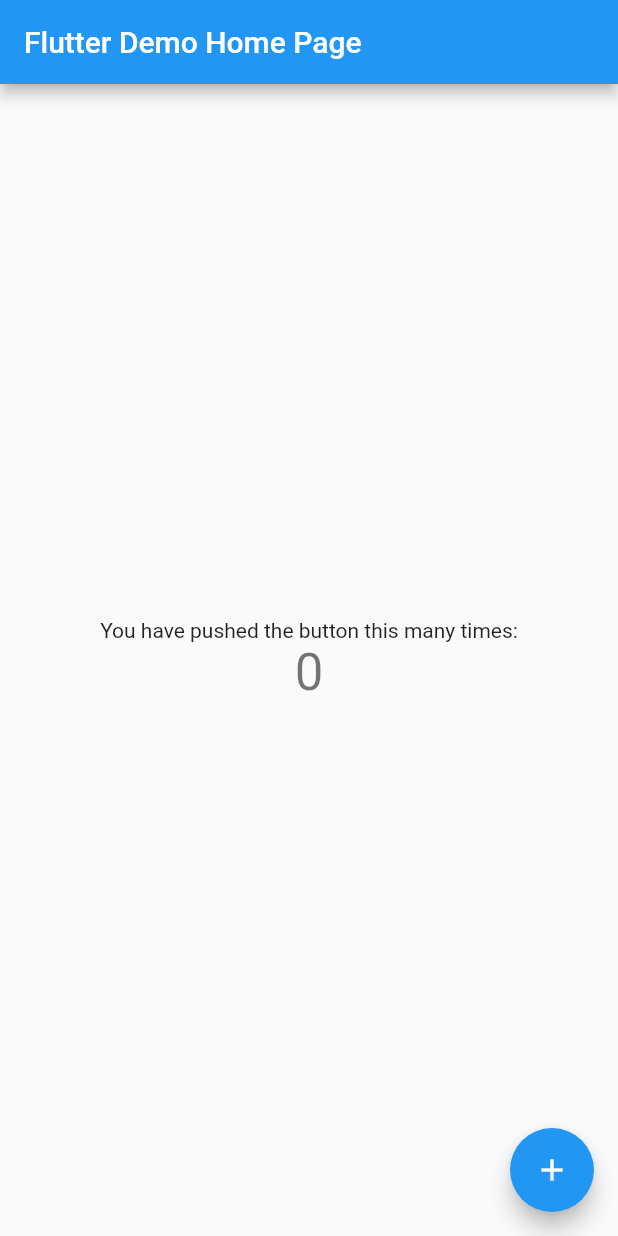
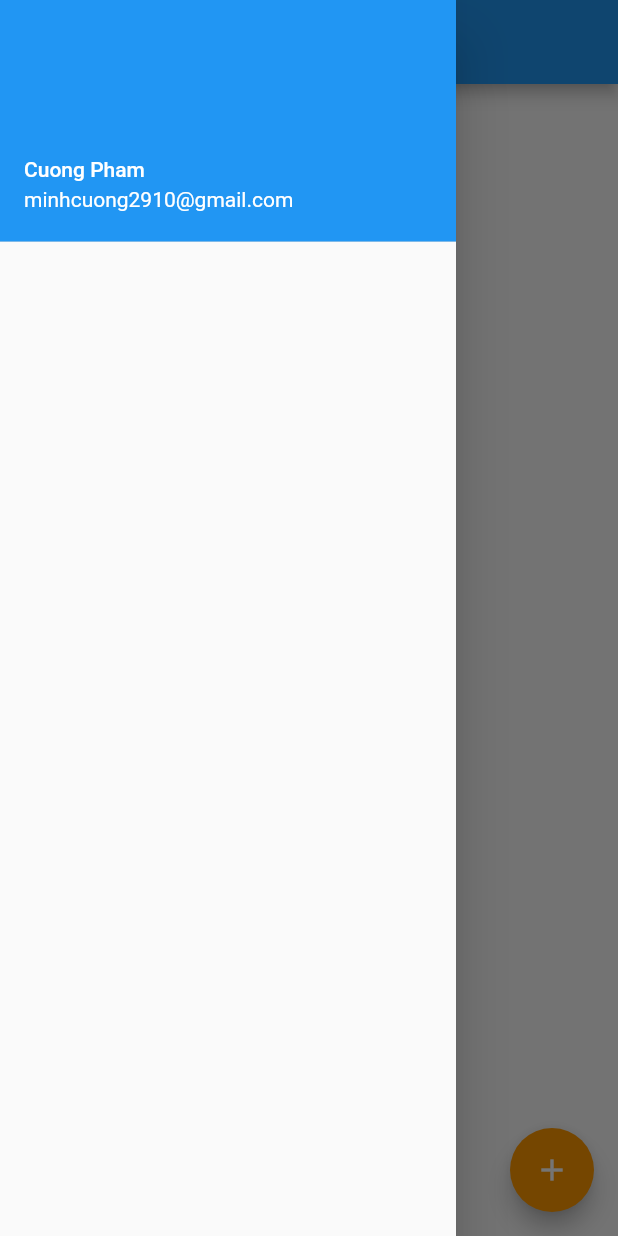
Before and after one commit to cuongpm/flutter-todo, a Flutter app: the screen it shows after launch, with the side drawer open (before the commit the screen has no drawer), on a phone screen of 412 x 824 dp. Run offline on Flutter 3.47's test engine with Material 2 defaults, Android fonts, the phone set to English and light mode, and no system bars.

Commit message:
WIP: Home page and side drawer

```diff
--- a/lib/main.dart
+++ b/lib/main.dart
@@ -1,111 +1,19 @@
 import 'package:flutter/material.dart';
+import 'package:flutter_todo/ui/home/home.dart';
 
 void main() => runApp(MyApp());
 
 class MyApp extends StatelessWidget {
-  // This widget is the root of your application.
   @override
   Widget build(BuildContext context) {
     return MaterialApp(
+      debugShowCheckedModeBanner: false,
       title: 'Flutter Demo',
       theme: ThemeData(
-        // This is the theme of your application.
-        //
-        // Try running your application with "flutter run". You'll see the
-        // application has a blue toolbar. Then, without quitting the app, try
-        // changing the primarySwatch below to Colors.green and then invoke
-        // "hot reload" (press "r" in the console where you ran "flutter run",
-        // or simply save your changes to "hot reload" in a Flutter IDE).
-        // Notice that the counter didn't reset back to zero; the application
-        // is not restarted.
-        primarySwatch: Colors.blue,
+        accentColor: Colors.orange,
+        primaryColor: Colors.blue,
       ),
-      home: MyHomePage(title: 'Flutter Demo Home Page'),
+      home: HomePage(),
     );
   }
 }
-
-class MyHomePage extends StatefulWidget {
-  MyHomePage({Key key, this.title}) : super(key: key);
-
-  // This widget is the home page of your application. It is stateful, meaning
-  // that it has a State object (defined below) that contains fields that affect
-  // how it looks.
-
-  // This class is the configuration for the state. It holds the values (in this
-  // case the title) provided by the parent (in this case the App widget) and
-  // used by the build method of the State. Fields in a Widget subclass are
-  // always marked "final".
-
-  final String title;
-
-  @override
-  _MyHomePageState createState() => _MyHomePageState();
-}
-
-class _MyHomePageState extends State<MyHomePage> {
-  int _counter = 0;
-
-  void _incrementCounter() {
-    setState(() {
-      // This call to setState tells the Flutter framework that something has
-      // changed in this State, which causes it to rerun the build method below
-      // so that the display can reflect the updated values. If we changed
-      // _counter without calling setState(), then the build method would not be
-      // called again, and so nothing would appear to happen.
-      _counter++;
-    });
-  }
-
-  @override
-  Widget build(BuildContext context) {
-    // This method is rerun every time setState is called, for instance as done
-    // by the _incrementCounter method above.
-    //
-    // The Flutter framework has been optimized to make rerunning build methods
-    // fast, so that you can just rebuild anything that needs updating rather
-    // than having to individually change instances of widgets.
-    return Scaffold(
-      appBar: AppBar(
-        // Here we take the value from the MyHomePage object that was created by
-        // the App.build method, and use it to set our appbar title.
-        title: Text(widget.title),
-      ),
-      body: Center(
-        // Center is a layout widget. It takes a single child and positions it
-        // in the middle of the parent.
-        child: Column(
-          // Column is also layout widget. It takes a list of children and
-          // arranges them vertically. By default, it sizes itself to fit its
-          // children horizontally, and tries to be as tall as its parent.
-          //
-          // Invoke "debug painting" (press "p" in the console, choose the
-          // "Toggle Debug Paint" action from the Flutter Inspector in Android
-          // Studio, or the "Toggle Debug Paint" command in Visual Studio Code)
-          // to see the wireframe for each widget.
-          //
-          // Column has various properties to control how it sizes itself and
-          // how it positions its children. Here we use mainAxisAlignment to
-          // center the children vertically; the main axis here is the vertical
-          // axis because Columns are vertical (the cross axis would be
-          // horizontal).
-          mainAxisAlignment: MainAxisAlignment.center,
-          children: <Widget>[
-            Text(
-              'You have pushed the button this many times:',
-            ),
-            Text(
-              '$_counter',
-              style: Theme.of(context).textTheme.display1,
-            ),
-          ],
-        ),
-      ),
-      floatingActionButton: FloatingActionButton(
-        onPressed: _incrementCounter,
-        tooltip: 'Increment',
-        child: Icon(Icons.add),
-      ), // This trailing comma makes auto-formatting nicer for build methods.
-    );
-  }
-}
--- a/lib/ui/home/home.dart
+++ b/lib/ui/home/home.dart
@@ -0,0 +1,21 @@
+import 'package:flutter/material.dart';
+import 'package:flutter_todo/ui/home/side_drawer.dart';
+
+class HomePage extends StatelessWidget {
+
+  @override
+  Widget build(BuildContext context) {
+    return Scaffold(
+      appBar: AppBar(
+        title: Text("Today")
+      ),
+      floatingActionButton: FloatingActionButton(
+        child: Icon(
+          Icons.add,
+          color: Colors.white,
+        )
+      ),
+      drawer: SideDrawer()
+    );
+  }
+}
--- /dev/null
+++ b/lib/ui/home/side_drawer.dart
@@ -0,0 +1,19 @@
+import 'package:flutter/material.dart';
+
+class SideDrawer extends StatelessWidget{
+  @override
+  Widget build(BuildContext context) {
+    return Drawer(
+      child: ListView(
+        padding: EdgeInsets.all(0.0),
+        children: <Widget>[
+          UserAccountsDrawerHeader(
+            accountName: Text("Cuong Pham"),
+            accountEmail: Text("minhcuong2910@gmail.com")
+          )
+        ],
+      )
+    );
+  }
+
+}
```
